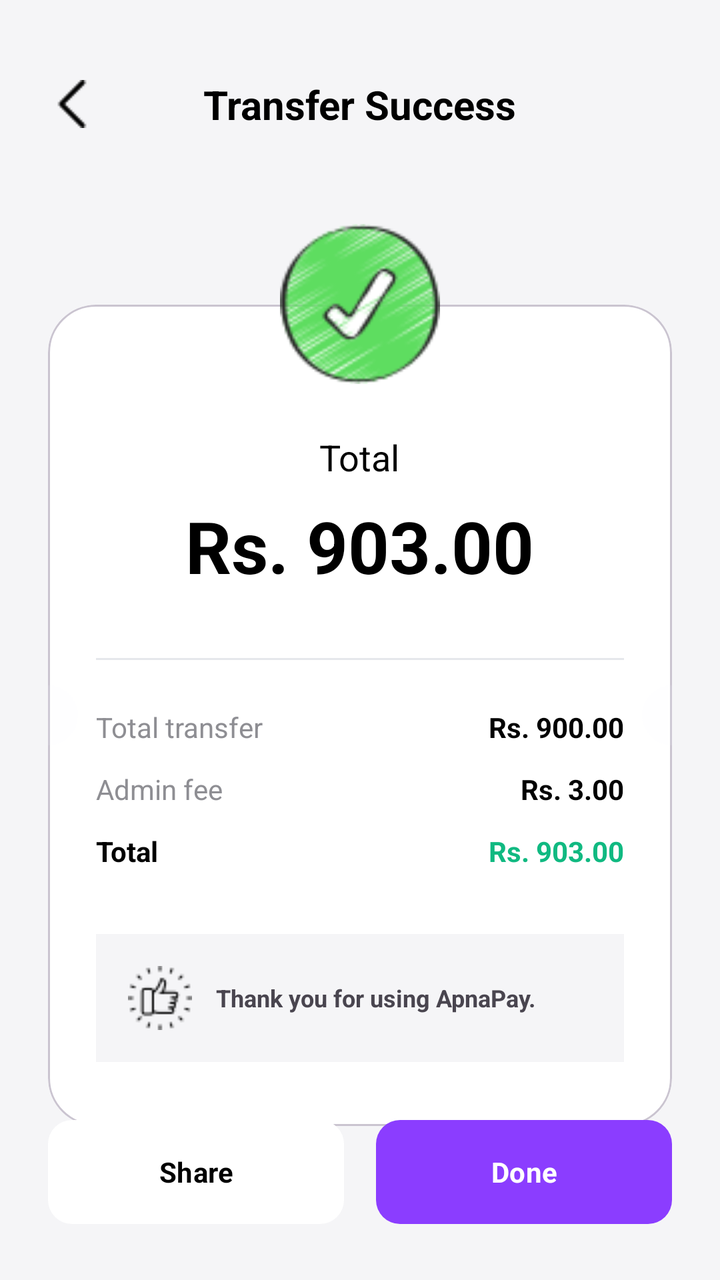
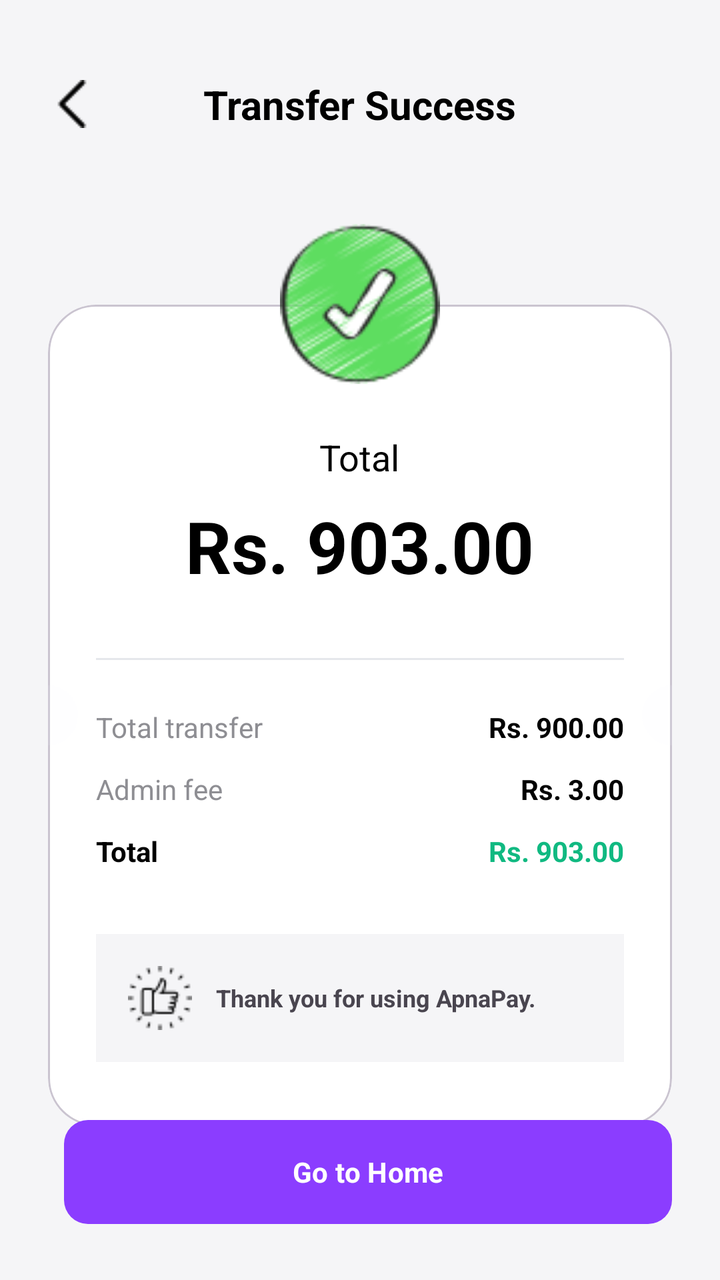

Before-and-after screenshots of an Android layout around one commit, followed by the original layout XML and the change that was made.
<!-- AndroidManifest.xml: application theme Theme.ApnaPay -->
<!-- res/layout/activity_transfer_success.xml -->
<?xml version="1.0" encoding="utf-8"?>
<androidx.constraintlayout.widget.ConstraintLayout
    xmlns:android="http://schemas.android.com/apk/res/android"
    xmlns:app="http://schemas.android.com/apk/res-auto"
    android:layout_width="match_parent"
    android:layout_height="match_parent"
    android:background="@color/bg_light"
    android:padding="24dp">

    
    <ImageView
        android:id="@+id/btnBack"
        android:layout_width="24dp"
        android:layout_height="24dp"
        android:src="@drawable/back"
        app:tint="@color/text_main"
        android:layout_marginTop="16dp"
        app:layout_constraintTop_toTopOf="parent"
        app:layout_constraintStart_toStartOf="parent"/>

    <TextView
        android:layout_width="wrap_content"
        android:layout_height="wrap_content"
        android:text="Transfer Success"
        android:textSize="20sp"
        android:textStyle="bold"
        android:textColor="@color/text_main"
        app:layout_constraintTop_toTopOf="@id/btnBack"
        app:layout_constraintBottom_toBottomOf="@id/btnBack"
        app:layout_constraintStart_toStartOf="parent"
        app:layout_constraintEnd_toEndOf="parent"/>

    <ImageView
        android:id="@+id/imgSuccessCheck"
        android:layout_width="80dp"
        android:layout_height="80dp"
        android:layout_marginTop="48dp"
        android:background="@drawable/yes"
        app:tint="@color/apnapay_purple"
        android:padding="20dp"
        android:elevation="4dp"
        app:layout_constraintTop_toBottomOf="@id/btnBack"
        app:layout_constraintStart_toStartOf="parent"
        app:layout_constraintEnd_toEndOf="parent"/>

    
    <com.google.android.material.card.MaterialCardView
        android:id="@+id/receiptCard"
        android:layout_width="match_parent"
        android:layout_height="wrap_content"
        android:layout_marginTop="-40dp"
        app:cardBackgroundColor="@color/white"
        app:cardCornerRadius="24dp"
        app:cardElevation="0dp"
        app:layout_constraintTop_toBottomOf="@id/imgSuccessCheck">

        <LinearLayout
            android:layout_width="match_parent"
            android:layout_height="wrap_content"
            android:orientation="vertical"
            android:paddingTop="64dp"
            android:paddingBottom="32dp"
            android:paddingHorizontal="24dp"
            android:gravity="center_horizontal">

            <TextView
                android:layout_width="wrap_content"
                android:layout_height="wrap_content"
                android:text="Total"
                android:textColor="@color/text_main"
                android:textSize="18sp"/>

            <TextView
                android:layout_width="wrap_content"
                android:layout_height="wrap_content"
                android:text="Rs. 903.00"
                android:textColor="@color/text_main"
                android:textSize="36sp"
                android:textStyle="bold"
                android:layout_marginTop="8dp"/>

            
            <View
                android:layout_width="match_parent"
                android:layout_height="1dp"
                android:background="#E5E7EB"
                android:layout_marginTop="32dp"
                android:layout_marginBottom="24dp"/>

            
            <LinearLayout android:layout_width="match_parent" android:layout_height="wrap_content" android:orientation="horizontal">
                <TextView android:layout_width="0dp" android:layout_height="wrap_content" android:layout_weight="1" android:text="Total transfer" android:textColor="@color/text_muted"/>
                <TextView android:layout_width="wrap_content" android:layout_height="wrap_content" android:text="Rs. 900.00" android:textColor="@color/text_main" android:textStyle="bold"/>
            </LinearLayout>

            <LinearLayout android:layout_width="match_parent" android:layout_height="wrap_content" android:orientation="horizontal" android:layout_marginTop="12dp">
                <TextView android:layout_width="0dp" android:layout_height="wrap_content" android:layout_weight="1" android:text="Admin fee" android:textColor="@color/text_muted"/>
                <TextView android:layout_width="wrap_content" android:layout_height="wrap_content" android:text="Rs. 3.00" android:textColor="@color/text_main" android:textStyle="bold"/>
            </LinearLayout>

            <LinearLayout android:layout_width="match_parent" android:layout_height="wrap_content" android:orientation="horizontal" android:layout_marginTop="12dp">
                <TextView android:layout_width="0dp" android:layout_height="wrap_content" android:layout_weight="1" android:text="Total" android:textColor="@color/text_main" android:textStyle="bold"/>
                <TextView android:layout_width="wrap_content" android:layout_height="wrap_content" android:text="Rs. 903.00" android:textColor="@color/success_green" android:textStyle="bold"/>
            </LinearLayout>

            
            <LinearLayout
                android:layout_width="match_parent"
                android:layout_height="wrap_content"
                android:orientation="horizontal"
                android:background="@color/bg_light"
                android:padding="16dp"
                android:layout_marginTop="32dp"
                android:gravity="center_vertical">

                <ImageView
                    android:layout_width="32dp"
                    android:layout_height="32dp"
                    android:src="@drawable/great"
                    android:backgroundTint="@color/apnapay_purple_dark"
                    />

                <TextView
                    android:layout_width="wrap_content"
                    android:layout_height="wrap_content"
                    android:text="Thank you for using ApnaPay."
                    android:backgroundTint="@color/success_green"
                    android:textStyle="bold"
                    android:textSize="12sp"
                    android:layout_marginStart="12dp"/>
            </LinearLayout>

        </LinearLayout>
    </com.google.android.material.card.MaterialCardView>

    
    <View
        android:layout_width="30dp"
        android:layout_height="30dp"
        android:background="@drawable/bg_circle_translucent"
        android:backgroundTint="@color/bg_light"
        android:translationX="-15dp"
        app:layout_constraintTop_toTopOf="@id/receiptCard"
        app:layout_constraintBottom_toBottomOf="@id/receiptCard"
        app:layout_constraintStart_toStartOf="@id/receiptCard"/>

    <View
        android:layout_width="30dp"
        android:layout_height="30dp"
        android:background="@drawable/bg_circle_translucent"
        android:backgroundTint="@color/bg_light"
        android:translationX="15dp"
        app:layout_constraintTop_toTopOf="@id/receiptCard"
        app:layout_constraintBottom_toBottomOf="@id/receiptCard"
        app:layout_constraintEnd_toEndOf="@id/receiptCard"/>

    
    <LinearLayout
        android:layout_width="match_parent"
        android:layout_height="wrap_content"
        android:orientation="horizontal"
        android:weightSum="2"
        app:layout_constraintBottom_toBottomOf="parent">

        <com.google.android.material.button.MaterialButton
            android:id="@+id/btnShare"
            android:layout_width="0dp"
            android:layout_height="60dp"
            android:layout_weight="1"
            android:text="Share"
            android:textColor="@color/text_main"
            android:textAllCaps="false"
            android:textStyle="bold"
            app:backgroundTint="@color/white"
            app:cornerRadius="12dp"
            android:layout_marginEnd="8dp"/>

        <com.google.android.material.button.MaterialButton
            android:id="@+id/btnDone"
            android:layout_width="0dp"
            android:layout_height="60dp"
            android:layout_weight="1"
            android:text="Done"
            android:textAllCaps="false"
            android:textStyle="bold"
            app:backgroundTint="@color/apnapay_purple"
            app:cornerRadius="12dp"
            android:layout_marginStart="8dp"/>
    </LinearLayout>

</androidx.constraintlayout.widget.ConstraintLayout>
<!-- resources referenced by this layout -->
<resources>
  <color name="apnapay_purple">#8b3dff</color>
  <color name="apnapay_purple_dark">#6a1b9a</color>
  <color name="bg_light">#F5F5F7</color>
  <color name="success_green">#10B981</color>
  <color name="text_main">#000000</color>
  <color name="text_muted">#8E8E93</color>
  <color name="white">#FFFFFFFF</color>
  <!-- drawable back: png bitmap (drawable, 297 bytes) -->
  <!-- drawable bg_circle_translucent (drawable) -->
  <?xml version="1.0" encoding="utf-8"?>
  <shape xmlns:android="http://schemas.android.com/apk/res/android"
      android:shape="rectangle">
  
      <solid android:color="#1AFFFFFF" />
  
      <corners android:radius="100dp" />
  
  </shape>
  <!-- drawable great: png bitmap (drawable, 745 bytes) -->
  <!-- drawable yes: png bitmap (drawable, 7148 bytes) -->
  <style name="Theme.ApnaPay" parent="Base.Theme.ApnaPay" />
  <style name="Base.Theme.ApnaPay" parent="Theme.Material3.DayNight.NoActionBar">
          <item name="fontFamily">@font/poppins</item>
      </style>
</resources>

<!-- the commit's change to res/layout/activity_transfer_success.xml (unified diff, before → after) -->
@@ -7,7 +7,6 @@
     android:background="@color/bg_light"
     android:padding="24dp">
 
-    
     <ImageView
         android:id="@+id/btnBack"
         android:layout_width="24dp"
@@ -71,6 +70,7 @@
                 android:textSize="18sp"/>
 
             <TextView
+                android:id="@+id/tvSuccessAmount"
                 android:layout_width="wrap_content"
                 android:layout_height="wrap_content"
                 android:text="Rs. 903.00"
@@ -159,28 +159,15 @@
         android:layout_width="match_parent"
         android:layout_height="wrap_content"
         android:orientation="horizontal"
-        android:weightSum="2"
         app:layout_constraintBottom_toBottomOf="parent">
 
         <com.google.android.material.button.MaterialButton
-            android:id="@+id/btnShare"
+            android:id="@+id/btnBackToHome"
             android:layout_width="0dp"
             android:layout_height="60dp"
             android:layout_weight="1"
-            android:text="Share"
-            android:textColor="@color/text_main"
-            android:textAllCaps="false"
-            android:textStyle="bold"
-            app:backgroundTint="@color/white"
-            app:cornerRadius="12dp"
-            android:layout_marginEnd="8dp"/>
-
-        <com.google.android.material.button.MaterialButton
-            android:id="@+id/btnDone"
-            android:layout_width="0dp"
-            android:layout_height="60dp"
-            android:layout_weight="1"
-            android:text="Done"
+            android:gravity="center"
+            android:text="Go to Home"
             android:textAllCaps="false"
             android:textStyle="bold"
             app:backgroundTint="@color/apnapay_purple"
